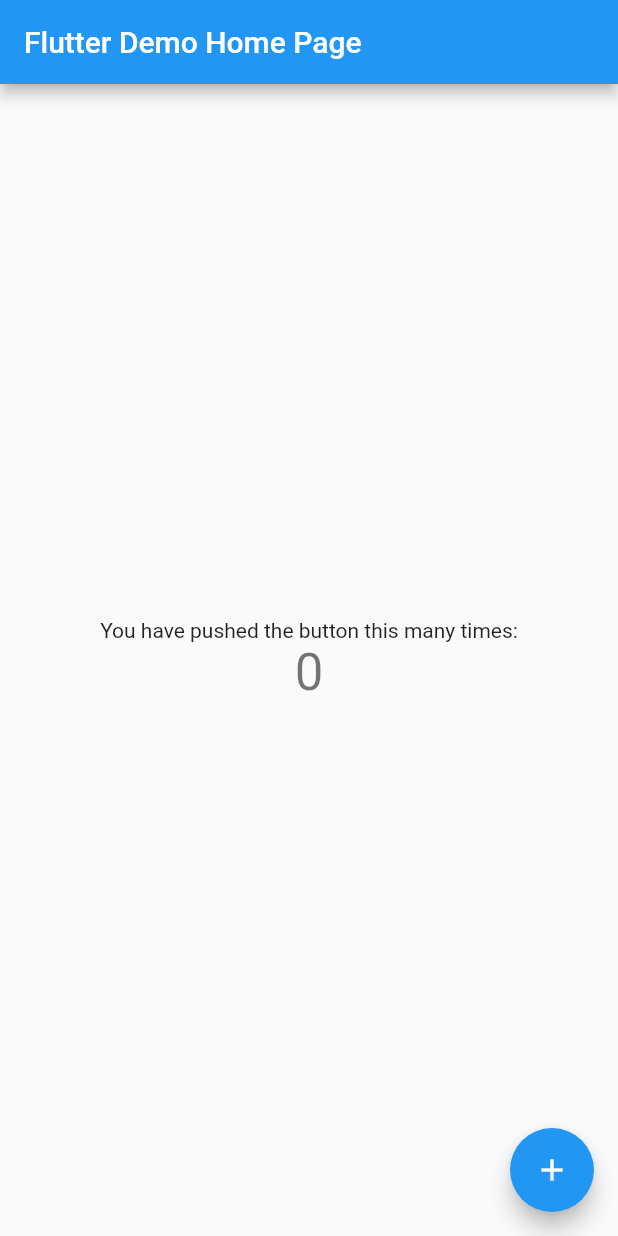
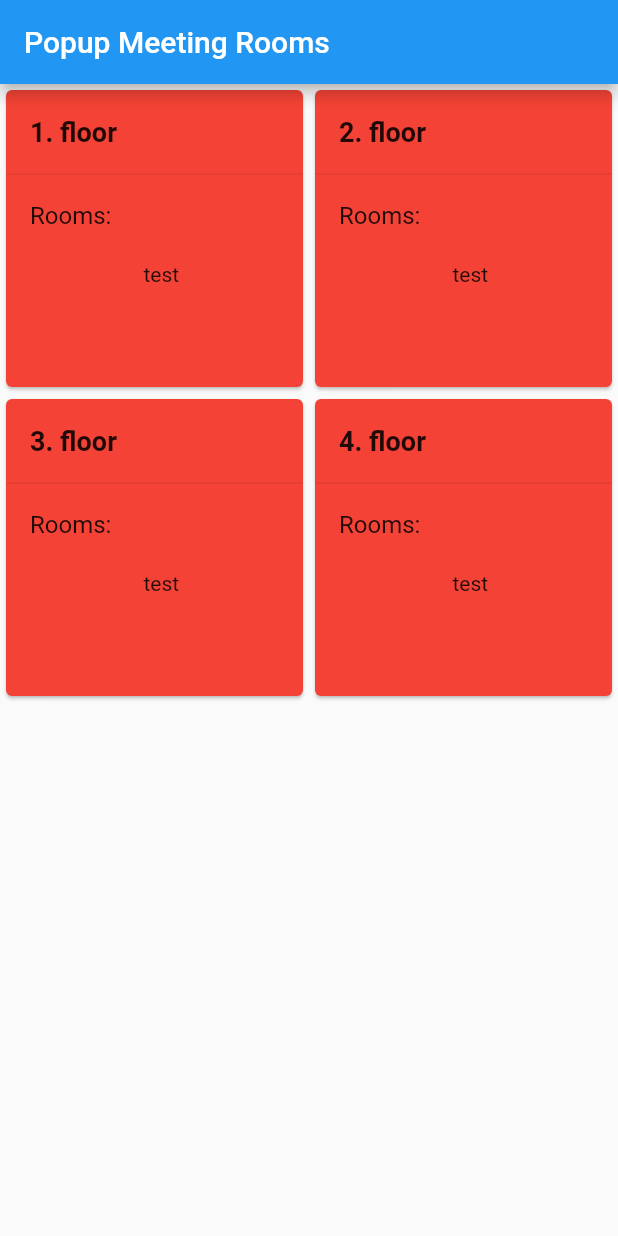
Before and after one commit to bartstephane/flutter_popup_meeting_rooms, a Flutter app: the screen it shows after launch, on a phone screen of 412 x 824 dp. Run offline on Flutter 3.47's test engine with Material 2 defaults, Android fonts, the phone set to English and light mode, and no system bars.

Commit message:
update home as stateful widget

```diff
--- a/lib/business/floor.dart
+++ b/lib/business/floor.dart
@@ -0,0 +1,12 @@
+import 'package:popup_meeting_rooms/business/room.dart';
+
+class Floor {
+  final int building_floor;
+  final List<Room> rooms;
+
+  const Floor({
+    required this.building_floor,
+    required this.rooms,
+  });
+
+}
--- a/lib/business/room.dart
+++ b/lib/business/room.dart
@@ -0,0 +1,23 @@
+class Room {
+  final int id;
+  final String room_name;
+  final int building_floor;
+  final bool detected;
+
+  const Room({
+    required this.id,
+    required this.room_name,
+    required this.building_floor,
+    required this.detected,
+  });
+
+  factory Room.fromJson(Map<String, dynamic> json) {
+    return Room(
+      id: json['id'] as int,
+      room_name: json['room_name'] as String,
+      building_floor: json['building_floor'] as int,
+      detected: json['detected'] as bool,
+    );
+  }
+
+}
--- a/lib/config/strings.dart
+++ b/lib/config/strings.dart
@@ -0,0 +1,7 @@
+class Strings {
+
+  // App informations
+  static const String appTitle = 'Popup Meeting Rooms';
+  static const String appBanner = 'assets/headerPic.webp';
+
+}
--- a/lib/main.dart
+++ b/lib/main.dart
@@ -1,115 +1,25 @@
 import 'package:flutter/material.dart';
+import 'package:popup_meeting_rooms/config/strings.dart';
+import 'package:popup_meeting_rooms/widgets/home.dart';
 
 void main() {
-  runApp(const MyApp());
+  runApp(const PopupMeetingRooms());
 }
 
-class MyApp extends StatelessWidget {
-  const MyApp({Key? key}) : super(key: key);
+class PopupMeetingRooms extends StatelessWidget {
+  const PopupMeetingRooms({Key? key}) : super(key: key);
 
-  // This widget is the root of your application.
   @override
   Widget build(BuildContext context) {
     return MaterialApp(
-      title: 'Flutter Demo',
+      title: Strings.appTitle,
       theme: ThemeData(
-        // This is the theme of your application.
-        //
-        // Try running your application with "flutter run". You'll see the
-        // application has a blue toolbar. Then, without quitting the app, try
-        // changing the primarySwatch below to Colors.green and then invoke
-        // "hot reload" (press "r" in the console where you ran "flutter run",
-        // or simply save your changes to "hot reload" in a Flutter IDE).
-        // Notice that the counter didn't reset back to zero; the application
-        // is not restarted.
         primarySwatch: Colors.blue,
       ),
-      home: const MyHomePage(title: 'Flutter Demo Home Page'),
+      home: const Home(
+        title: Strings.appTitle,
+        key: Key("1"),
+      ),
     );
   }
 }
-
-class MyHomePage extends StatefulWidget {
-  const MyHomePage({Key? key, required this.title}) : super(key: key);
-
-  // This widget is the home page of your application. It is stateful, meaning
-  // that it has a State object (defined below) that contains fields that affect
-  // how it looks.
-
-  // This class is the configuration for the state. It holds the values (in this
-  // case the title) provided by the parent (in this case the App widget) and
-  // used by the build method of the State. Fields in a Widget subclass are
-  // always marked "final".
-
-  final String title;
-
-  @override
-  State<MyHomePage> createState() => _MyHomePageState();
-}
-
-class _MyHomePageState extends State<MyHomePage> {
-  int _counter = 0;
-
-  void _incrementCounter() {
-    setState(() {
-      // This call to setState tells the Flutter framework that something has
-      // changed in this State, which causes it to rerun the build method below
-      // so that the display can reflect the updated values. If we changed
-      // _counter without calling setState(), then the build method would not be
-      // called again, and so nothing would appear to happen.
-      _counter++;
-    });
-  }
-
-  @override
-  Widget build(BuildContext context) {
-    // This method is rerun every time setState is called, for instance as done
-    // by the _incrementCounter method above.
-    //
-    // The Flutter framework has been optimized to make rerunning build methods
-    // fast, so that you can just rebuild anything that needs updating rather
-    // than having to individually change instances of widgets.
-    return Scaffold(
-      appBar: AppBar(
-        // Here we take the value from the MyHomePage object that was created by
-        // the App.build method, and use it to set our appbar title.
-        title: Text(widget.title),
-      ),
-      body: Center(
-        // Center is a layout widget. It takes a single child and positions it
-        // in the middle of the parent.
-        child: Column(
-          // Column is also a layout widget. It takes a list of children and
-          // arranges them vertically. By default, it sizes itself to fit its
-          // children horizontally, and tries to be as tall as its parent.
-          //
-          // Invoke "debug painting" (press "p" in the console, choose the
-          // "Toggle Debug Paint" action from the Flutter Inspector in Android
-          // Studio, or the "Toggle Debug Paint" command in Visual Studio Code)
-          // to see the wireframe for each widget.
-          //
-          // Column has various properties to control how it sizes itself and
-          // how it positions its children. Here we use mainAxisAlignment to
-          // center the children vertically; the main axis here is the vertical
-          // axis because Columns are vertical (the cross axis would be
-          // horizontal).
-          mainAxisAlignment: MainAxisAlignment.center,
-          children: <Widget>[
-            const Text(
-              'You have pushed the button this many times:',
-            ),
-            Text(
-              '$_counter',
-              style: Theme.of(context).textTheme.headline4,
-            ),
-          ],
-        ),
-      ),
-      floatingActionButton: FloatingActionButton(
-        onPressed: _incrementCounter,
-        tooltip: 'Increment',
-        child: const Icon(Icons.add),
-      ), // This trailing comma makes auto-formatting nicer for build methods.
-    );
-  }
-}
--- a/lib/widgets/building.dart
+++ b/lib/widgets/building.dart
@@ -0,0 +1,58 @@
+import 'package:flutter/material.dart';
+import 'package:popup_meeting_rooms/business/floor.dart';
+import 'package:popup_meeting_rooms/business/room.dart';
+import 'package:popup_meeting_rooms/widgets/floor_details.dart';
+
+class Building extends StatelessWidget {
+  const Building({required Key key, required this.floors}) : super(key: key);
+
+  final List<Floor> floors;
+
+  @override
+  Widget build(BuildContext context) {
+    return GridView.builder(
+      gridDelegate: const SliverGridDelegateWithFixedCrossAxisCount(
+        crossAxisCount: 2,
+      ),
+      itemCount: floors.length,
+      itemBuilder: (context, index) {
+        return Card(
+          child: InkWell(
+            onTap: () {
+              Navigator.push(
+                  context,
+                  MaterialPageRoute(
+                    builder: (context) => FloorDetails(key: Key("1")),
+                  )
+              );
+            },
+            child: Column(
+              mainAxisSize: MainAxisSize.min,
+              children: <Widget>[
+                ListTile(
+                  title: Text(
+                    floors[index].building_floor.toString() + '. floor',
+                    style: TextStyle(
+                      fontWeight: FontWeight.bold,
+                      fontSize: 18,
+                    ),
+                  ),
+                ),
+                Divider(height: 0),
+                ListTile(
+                  title: Text('Rooms:'),
+                ),
+                Container(
+                  margin: EdgeInsets.fromLTRB(12, 3, 3, 3),
+                  child: Text('test'), //TagsOverview(tags: queryDocumentSnapshot.get(Strings.firebaseTags)))
+                ),
+              ],
+            ),
+          ),
+          elevation: 1.0,
+          color: Colors.red,
+        );
+      },
+    );
+  }
+}
--- a/lib/widgets/home.dart
+++ b/lib/widgets/home.dart
@@ -0,0 +1,105 @@
+import 'dart:convert';
+import 'package:flutter/material.dart';
+import 'package:flutter/services.dart';
+import 'package:popup_meeting_rooms/business/floor.dart';
+import 'package:popup_meeting_rooms/business/room.dart';
+import 'package:popup_meeting_rooms/widgets/building.dart';
+
+class Home extends StatefulWidget {
+  const Home({Key? key, required this.title}) : super(key: key);
+
+  final String title;
+
+  _HomeState createState() => _HomeState();
+}
+
+class _HomeState extends State<Home> {
+
+  @override
+  Widget build(BuildContext context) {
+    return Scaffold(
+      appBar: AppBar(
+        title: Text(widget.title),
+      ),
+      body: FutureBuilder<List<Floor>>(
+        future: fetchJson(), // fetchRooms(http.Client()),
+        builder: (context, snapshot) {
+          if (snapshot.hasError) {
+            print(snapshot);
+            return Padding(
+              padding: const EdgeInsets.only(top: 16),
+              child: Text(
+                  'Error: ${snapshot.error}'
+              ),
+            );
+          } else if (snapshot.hasData) {
+            return Building(
+              key: const Key("1"),
+              floors: snapshot.data!,
+            );
+          } else {
+            return const Center(
+              child: CircularProgressIndicator(),
+            );
+          }
+        },
+      ),
+    );
+  }
+}
+
+/*
+Future<List<PopupMeetingRoom>> fetchPopupMeetingRooms(http.Client client) async {
+  final response = await client
+      .get(Uri.parse('http://206.189.16.14/getAllRooms'));
+
+  // Use the compute function to run parsePhotos in a separate isolate.
+  return compute(parsePopupMeetingRooms, response.body);
+}
+
+// A function that converts a response body into a List<Photo>.
+List<PopupMeetingRoom> parsePopupMeetingRooms(String responseBody) {
+  final parsed = jsonDecode(responseBody).cast<Map<String, dynamic>>();
+
+  return parsed.map<PopupMeetingRoom>((json) => PopupMeetingRoom.fromJson(json)).toList();
+}
+*/
+/*
+List<Room> parseRooms(String data) {
+  final parsed = jsonDecode(data).cast<Map<String, dynamic>>();
+  return parsed.map<Room>((json) => Room.fromJson(json)).toList();
+}
+
+Future<List<Room>> fetchRooms() async {
+  final String data = await rootBundle.loadString('assets/data.json');
+  return parseRooms(data);
+}
+*/
+List<Floor> parseFloors(String data) {
+
+  final parsed = jsonDecode(data).cast<Map<String, dynamic>>();
+
+  List<Room> rooms = parsed.map<Room>((json) => Room.fromJson(json)).toList();
+
+  List<Room> floorRooms = List.empty(growable: true);
+
+  List<Floor> floors = List.empty(growable: true);
+
+  for(int i = 1; i <= rooms[rooms.length - 1].building_floor; i++) {
+    Floor floor = Floor(building_floor: i, rooms: floorRooms);
+    for(Room room in rooms) {
+      if(room.building_floor == i) {
+        floor.rooms.add(room);
+      }
+    }
+    floors.add(floor);
+  }
+
+  return floors;
+
+}
+
+Future<List<Floor>> fetchJson() async {
+  final String data = await rootBundle.loadString('assets/data.json');
+  return parseFloors(data);
+}
--- a/pubspec.yaml
+++ b/pubspec.yaml
@@ -58,9 +58,9 @@ flutter:
   uses-material-design: true
 
   # To add assets to your application, add an assets section, like this:
-  # assets:
-  #   - images/a_dot_burr.jpeg
-  #   - images/a_dot_ham.jpeg
+  assets:
+    - assets/data.json
+    # - images/headerPic.webp
 
   # An image asset can refer to one or more resolution-specific "variants", see
   # https://flutter.dev/assets-and-images/#resolution-aware.
```
Also changed, not shown: assets/data.json (+8 -8 lines), lib/widgets/floor_details.dart (+20 -0 lines), 2 other files.
